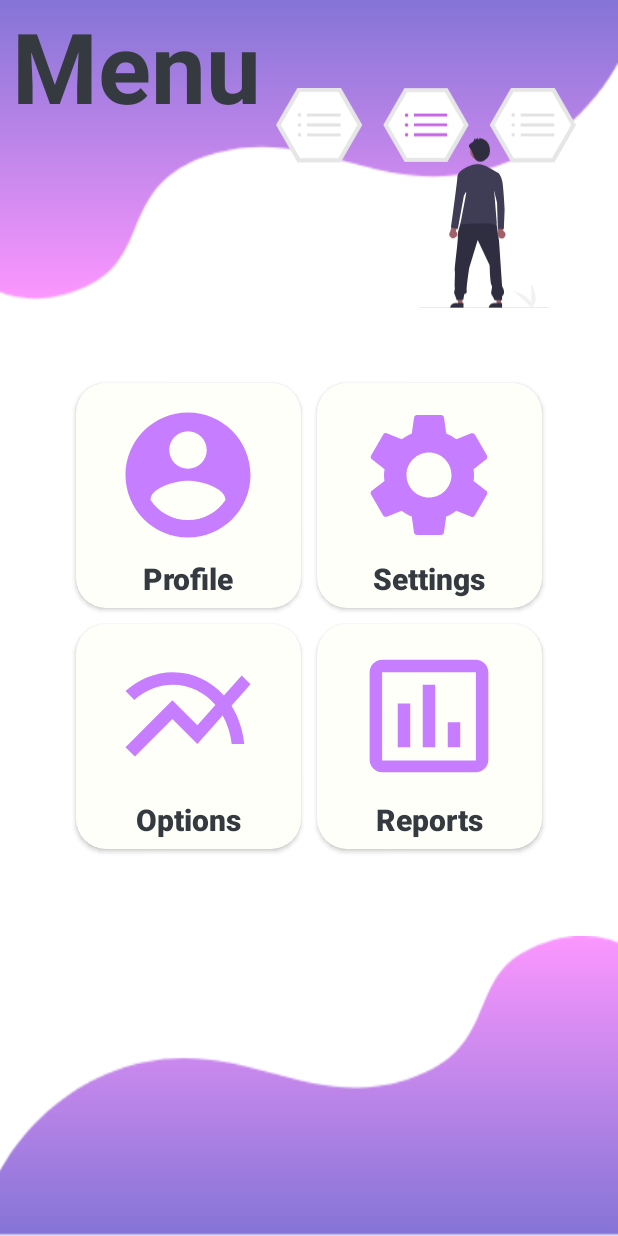
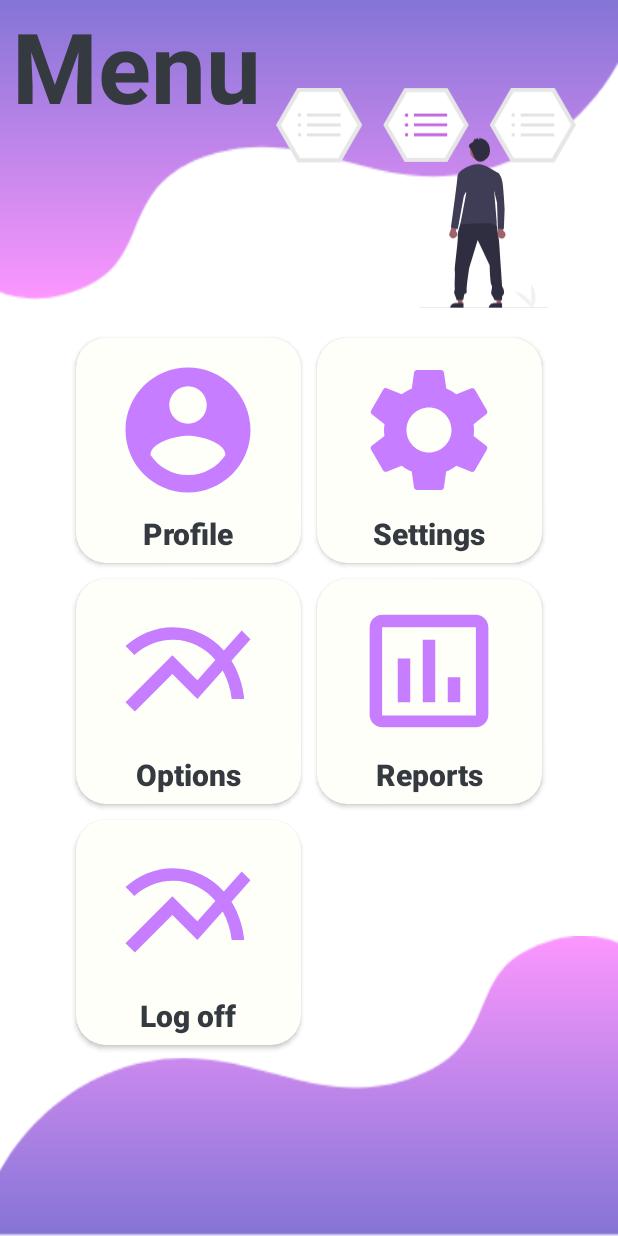
Before and after one commit to maskGDM/smartMask, an Android app: the Menu screen opened directly, with no data from a screen before it, on a phone screen of 412 x 824 dp. Run offline under Robolectric (Android 15) with nearby library versions, the phone set to English and light mode, and no system bars; network calls fail.

Commit message:
General updates
General updates

```diff
--- a/SmartMask/app/src/main/java/com/example/smartmask/Menu.java
+++ b/SmartMask/app/src/main/java/com/example/smartmask/Menu.java
@@ -1,37 +1,110 @@
 package com.example.smartmask;
 
+import androidx.appcompat.app.AlertDialog;
 import androidx.appcompat.app.AppCompatActivity;
 import androidx.cardview.widget.CardView;
 
+import android.content.DialogInterface;
 import android.content.Intent;
+import android.content.SharedPreferences;
 import android.os.Bundle;
 import android.util.Log;
+import android.view.KeyEvent;
 import android.view.View;
 import android.widget.Button;
+import android.widget.Toast;
 
 public class Menu extends AppCompatActivity {
-    CardView profile,settings,options,report,btnReportAir;
+    private CardView profile,settings,options,report,btnReportAir, logoff;
     String jsonDataUser ="";
 
+    //session
+    private String user_informationid,user,names,lastnames,email,imguser,birthdaydate;
+    private SharedPreferences preferences;
     @Override
     protected void onCreate(Bundle savedInstanceState) {
         super.onCreate(savedInstanceState);
         setContentView(R.layout.activity_menu);
-        Bundle bundle = this.getIntent().getExtras();
+        init();
+        sessionuser();
+        Log.i("Logs", "SMART MASK");
+        if (user_informationid!=null && email != null) {
+            Log.i("User-Menu", email);
+            logoff.setOnClickListener(new View.OnClickListener(){
+                @Override
+                public void onClick(View v) {
+                    logoff();
+                }
+            });
+
+        } else {
+            Toast.makeText(Menu.this, "No session", Toast.LENGTH_LONG).show();
+            gologin();
+        }
+     //   Bundle bundle = this.getIntent().getExtras();
+      //  jsonDataUser=getIntent().getExtras().getString("Session");
+    }
+    public void init() {
         profile=findViewById(R.id.btnProfile);
         settings=findViewById(R.id.btnSettings);
         btnReportAir = findViewById(R.id.btnReportAir);
+        options=findViewById(R.id.btnOptions);
+        logoff = findViewById(R.id.btnlog_off);
+        preferences = getSharedPreferences("Preferences", MODE_PRIVATE);
+    }
+    public void sessionuser(){
+        user_informationid = preferences.getString("user_informationid",null);
+        user= preferences.getString("user",null);
+        names= preferences.getString("names",null);
+        lastnames= preferences.getString("lastnames",null);
+        email= preferences.getString("email",null);
+        imguser= preferences.getString("imguser",null);
+        birthdaydate= preferences.getString("birthdaydate",null);
+    }
+    public void gologin() {
+        Intent i = new Intent(this, MainActivity.class);
+        // bandera para que no se creen nuevas actividades innecesarias
+        i.addFlags(Intent.FLAG_ACTIVITY_CLEAR_TOP |
+                Intent.FLAG_ACTIVITY_CLEAR_TASK |
+                Intent.FLAG_ACTIVITY_NEW_TASK);
+        startActivity(i);
+    }
+    private void logoff(){
+        preferences.edit().clear().apply();
+        gologin();
+        Toast.makeText(Menu.this, "Closed session", Toast.LENGTH_LONG).show();
+    }
+    // Se controla la pulsación del botón atrás
+    @Override
+    public boolean onKeyDown(int keyCode, KeyEvent event) {
+        if (keyCode == event.KEYCODE_BACK){
+            AlertDialog.Builder builder = new AlertDialog.Builder(this);
+            builder.setMessage("Do you want to exit SmartMask?")
+            .setPositiveButton("Yes", new DialogInterface.OnClickListener() {
+                @Override
+                public void onClick(DialogInterface dialog, int which) {
+                    Intent intent = new Intent(Intent.ACTION_MAIN);
+                    intent.addCategory(Intent.CATEGORY_HOME);
+                    intent.setFlags(Intent.FLAG_ACTIVITY_NEW_TASK);
+                    startActivity(intent);
+                    finish();
+                }
+            })
+            .setNegativeButton("Cancel", new DialogInterface.OnClickListener() {
+                @Override
+                public void onClick(DialogInterface dialog, int which) {
+                     dialog.dismiss();
+                }
+            });
+            builder.show();
+        }
+        return super.onKeyDown(keyCode, event);
+    }
 
-        options=findViewById(R.id.btnOptions);
-
-        jsonDataUser=getIntent().getExtras().getString("Session");
-
-
-    }
     public void Profile(View view){
         Intent intent=new Intent(Menu.this, Profile1.class);
         //Bundle b=new Bundle();
-        intent.putExtra("Session",jsonDataUser);
+      //  intent.putExtra("Session",jsonDataUser);
         //intent.putExtras(b);
         startActivity(intent);
     }
@@ -50,7 +123,7 @@ public class Menu extends AppCompatActivity {
     public void AirQualityTable(View view){
         Intent intent=new Intent(Menu.this, AirQualityTable.class);
         //Bundle b=new Bundle();
-        intent.putExtra("Session",jsonDataUser);
+      //  intent.putExtra("Session",jsonDataUser);
         //intent.putExtras(b);
         startActivity(intent);
 //
--- a/SmartMask/app/src/main/res/layout/activity_menu.xml
+++ b/SmartMask/app/src/main/res/layout/activity_menu.xml
@@ -53,7 +53,7 @@
     <LinearLayout
         android:layout_width="wrap_content"
         android:layout_height="wrap_content"
-        android:layout_marginTop="250dp"
+        android:layout_marginTop="220dp"
         android:layout_weight="3"
         android:orientation="vertical"
         app:layout_constraintEnd_toEndOf="parent"
@@ -215,6 +215,44 @@
             </androidx.cardview.widget.CardView>
 
         </LinearLayout>
+        <LinearLayout
+            android:layout_width="wrap_content"
+            android:layout_height="0dp"
+            android:layout_weight="2"
+            android:orientation="horizontal">
+            <androidx.cardview.widget.CardView
+                android:id="@+id/btnlog_off"
+                android:layout_width="150dp"
+                android:layout_height="150dp"
+                android:layout_margin="5dp"
+                android:clickable="true"
+                android:elevation="0dp"
+                android:focusable="true"
+                android:foreground="?android:attr/selectableItemBackground"
+                app:cardBackgroundColor="#fffffa"
+                app:cardCornerRadius="20dp">
+
+                <LinearLayout
+                    android:layout_width="match_parent"
+                    android:layout_height="match_parent"
+                    android:gravity="center"
+                    android:orientation="vertical">
+
+                    <ImageView
+                        android:layout_width="100dp"
+                        android:layout_height="100dp"
+                        android:layout_margin="5dp"
+                        android:background="@drawable/ic_baseline_multiline_chart_24" />
+                    <TextView
+                        android:layout_width="wrap_content"
+                        android:layout_height="wrap_content"
+                        android:fontFamily="sans-serif-black"
+                        android:text="Log off"
+                        android:textColor="#343a40"
+                        android:textSize="20sp" />
+                </LinearLayout>
+            </androidx.cardview.widget.CardView>
+        </LinearLayout>
     </LinearLayout>
 
 
```
Also changed, not shown: SmartMask/app/src/main/java/com/example/smartmask/AirQualityTable.java (+46 -8 lines), SmartMask/app/src/main/java/com/example/smartmask/MainActivity.java (+55 -15 lines), SmartMask/app/src/main/java/com/example/smartmask/Profile1.java (+39 -13 lines), SmartMask/app/src/main/java/com/example/smartmask/RegisterActivity.java (+26 -6 lines).
